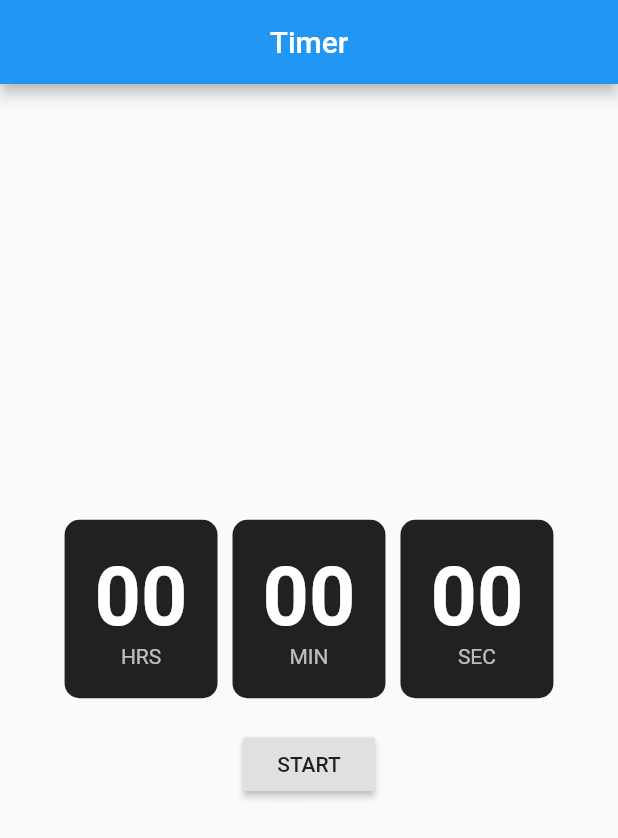
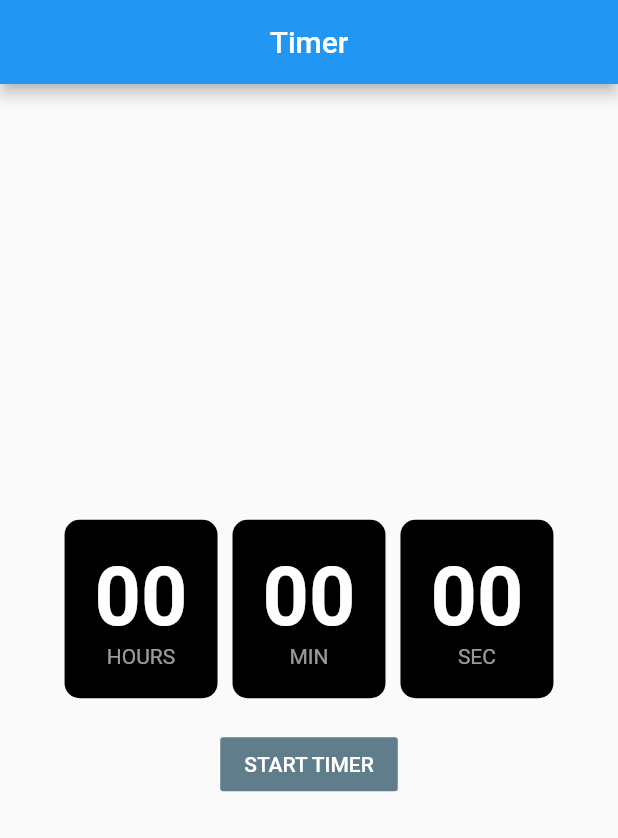
Before and after one commit to prof22/flutter-Timer, a Flutter app: the screen it shows after launch, on a phone screen of 412 x 824 dp. Shown: the top 838 px of the screen. Run offline on Flutter 3.47's test engine with Material 2 defaults, Android fonts, the phone set to English and light mode, and no system bars.

Commit message:
third commit

```diff
--- a/lib/main.dart
+++ b/lib/main.dart
@@ -54,17 +54,18 @@ class GDG100MetersTimerAppState extends State<GDG100MetersTimerApp> {
                 mainAxisAlignment: MainAxisAlignment.center,
                 children: <Widget>[
                   CustomTextContainer(
-                      label: 'HRS', value: hours.toString().padLeft(2, '0')),
+                      timing: 'HOURS', value: hours.toString().padLeft(2, '0')),
                   CustomTextContainer(
-                      label: 'MIN', value: minutes.toString().padLeft(2, '0')),
+                      timing: 'MIN', value: minutes.toString().padLeft(2, '0')),
                   CustomTextContainer(
-                      label: 'SEC', value: seconds.toString().padLeft(2, '0')),
+                      timing: 'SEC', value: seconds.toString().padLeft(2, '0')),
                 ],
               ),
               Container(
                 margin: EdgeInsets.only(top: 20),
-                child: RaisedButton(
-                  child: Text(isActive ? 'STOP' : 'START'),
+                child: FlatButton(
+                  color: Colors.blueGrey,
+                  child: Text(isActive ? 'STOP' : 'START TIMER', style: TextStyle(color: Colors.white),),
                   onPressed: () {
                     setState(() {
                       isActive = !isActive;
@@ -81,9 +82,9 @@ class GDG100MetersTimerAppState extends State<GDG100MetersTimerApp> {
 }
 
 class CustomTextContainer extends StatelessWidget {
-  CustomTextContainer({this.label, this.value});
+  CustomTextContainer({this.timing, this.value});
 
-  final String label;
+  final String timing;
   final String value;
 
   @override
@@ -93,7 +94,7 @@ class CustomTextContainer extends StatelessWidget {
       padding: EdgeInsets.all(20),
       decoration: new BoxDecoration(
         borderRadius: new BorderRadius.circular(10),
-        color: Colors.black87,
+        color: Colors.black,
       ),
       child: Column(
         mainAxisSize: MainAxisSize.min,
@@ -107,9 +108,9 @@ class CustomTextContainer extends StatelessWidget {
             ),
           ),
           Text(
-            '$label',
+            '$timing',
             style: TextStyle(
-              color: Colors.white70,
+              color: Colors.white60,
             ),
           )
         ],
```
